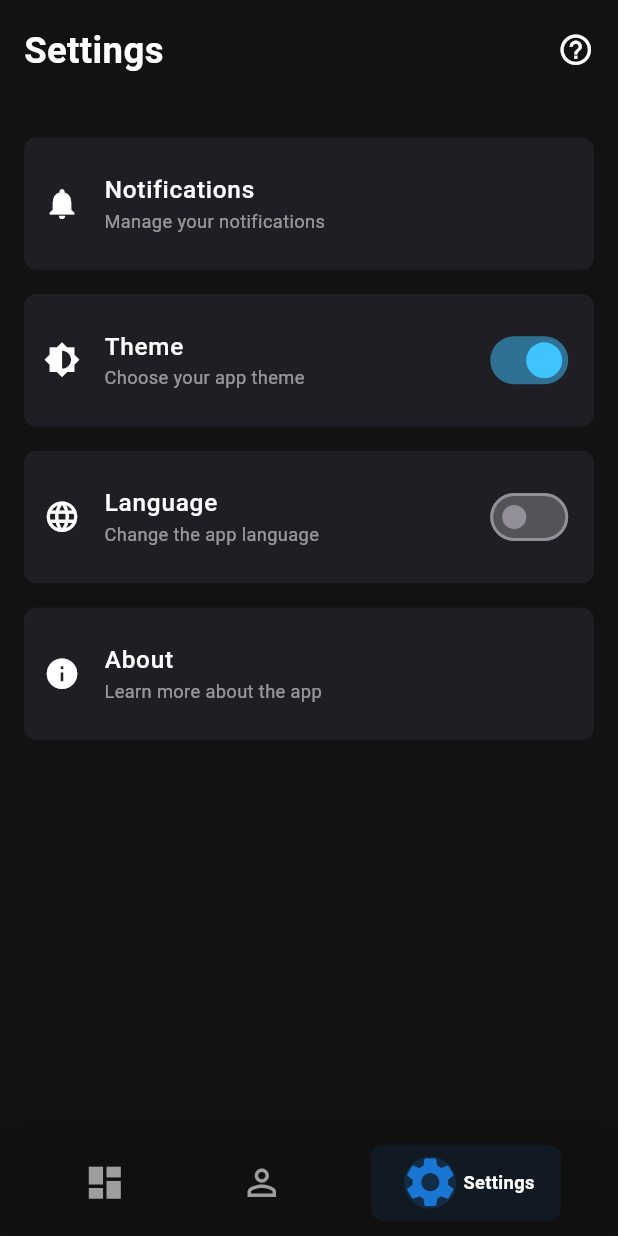
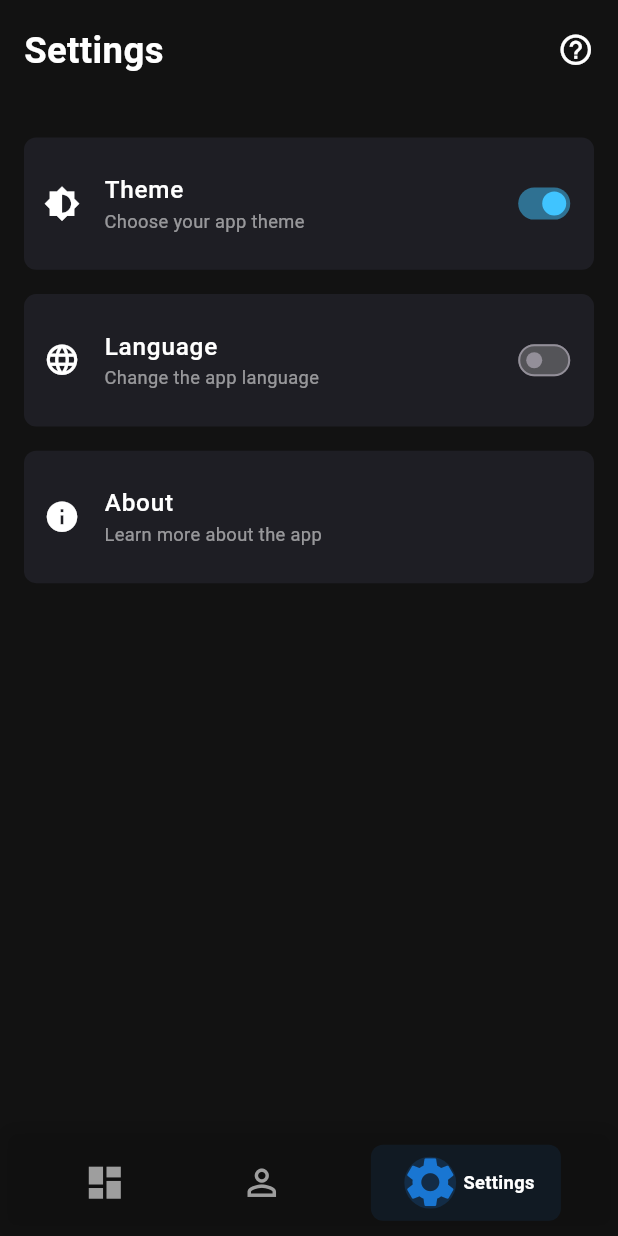
Before and after one commit to sayodaa/exam_zone, a Flutter app: the screen it shows after launch, item 3 of the bottom bar chosen, on a phone screen of 412 x 824 dp. Run offline on Flutter 3.47's test engine with Material 3 defaults, Android fonts, the phone set to English and light mode, and no system bars; our stand-ins replace animate_do, connectivity_plus, dartz, equatable, firebase_auth, firebase_core and 12 more; accounts and stored records are empty; project files that could hold a hidden picture were left out.

Commit message:
settings view

```diff
--- a/lib/core/routes/app_routes.dart
+++ b/lib/core/routes/app_routes.dart
@@ -56,7 +56,7 @@ class AppRoutes {
       case home:
         return BaseRoute(page: const HomeScreen());
       case settingsView:
-        return BaseRoute(page: const SettingsScreen());
+        return BaseRoute(page: const SettingsView());
       case overWall:
         return BaseRoute(page: const ExamResultsScreen());
       case examResultsStudentsScreen:
@@ -67,14 +67,10 @@ class AppRoutes {
             generatedQuestions: settings.arguments as List<QuestionModel>?,
           ),
         );
-        case generateQuestion:
-        return BaseRoute(
-          page: GenerateExamScreen(),
-        );
-        case essayAi:
-        return BaseRoute(
-          page: const EssayAiView(),
-        );
+      case generateQuestion:
+        return BaseRoute(page: GenerateExamScreen());
+      case essayAi:
+        return BaseRoute(page: const EssayAiView());
       case createExam:
         return BaseRoute(page: const CreateExamScreen());
       default:
--- a/lib/features/home/presentation/views/main_view.dart
+++ b/lib/features/home/presentation/views/main_view.dart
@@ -29,7 +29,7 @@ class _MainViewState extends State<MainView>
   final List<Widget> _screens = const [
     HomeScreen(),
     ProfileScreen(),
-    SettingsScreen(),
+    SettingsView(),
   ];
 
   final List<_NavBarItemData> _navItems = [
--- a/lib/features/settings/presentation/views/settings_screen.dart
+++ b/lib/features/settings/presentation/views/settings_screen.dart
@@ -1,120 +1,11 @@
 import 'package:flutter/material.dart';
-import 'package:flutter_screenutil/flutter_screenutil.dart';
-import 'package:graduation/constantes.dart';
-import 'package:graduation/core/common/animations/animate_do.dart';
-import 'package:graduation/core/common/widgets/custom_app_bar.dart';
-import 'package:graduation/core/extensions/context_extension.dart';
-import 'package:graduation/core/language/app_localizations.dart';
-import 'package:graduation/core/language/lang_keys.dart'; // Import LangKeys
-import 'package:graduation/core/styles/theme/theme_provider.dart';
-import 'package:graduation/features/settings/presentation/widgets/settings_tile.dart';
-import 'package:provider/provider.dart';
+import 'package:graduation/features/settings/presentation/views/widgets/settings_view_body.dart';
 
-class SettingsScreen extends StatelessWidget {
-  const SettingsScreen({super.key});
+class SettingsView extends StatelessWidget {
+  const SettingsView({super.key});
 
   @override
   Widget build(BuildContext context) {
-    final themeProvider = Provider.of<ThemeProvider>(context);
-    return Scaffold(
-      body: Padding(
-        padding: const EdgeInsets.all(AppConstantes.defaultPadding),
-        child: SafeArea(
-          child: Column(
-            spacing: 16.h,
-            children: [
-              CustomFadeInLeft(
-                duration: 300,
-                child: CustomAppBar(text: context.translate(LangKeys.settings)),
-              ),
-              SizedBox(height: 8.h),
-              CustomFadeInLeft(
-                duration: 300,
-                child: SettingsTile(
-                  icon: Icons.notifications,
-                  title:
-                      AppLocalizations.of(
-                        context,
-                      )?.translate(LangKeys.notifications) ??
-                      '',
-                  subtitle:
-                      AppLocalizations.of(
-                        context,
-                      )?.translate(LangKeys.manageNotifications) ??
-                      '',
-                ),
-              ),
-              CustomFadeInUp(
-                duration: 600,
-                child: SettingsTile(
-                  icon: Icons.brightness_6,
-                  title:
-                      AppLocalizations.of(context)?.translate(LangKeys.theme) ??
-                      '',
-                  subtitle:
-                      AppLocalizations.of(
-                        context,
-                      )?.translate(LangKeys.chooseTheme) ??
-                      '',
-                  trailing: Switch(
-                    value: themeProvider.isDarkMode,
-                    onChanged: (value) {
-                      themeProvider.toggleTheme();
-                    },
-                    activeColor: Theme.of(context).sliderTheme.thumbColor,
-                    inactiveTrackColor: Theme.of(
-                      context,
-                    ).sliderTheme.inactiveTrackColor,
-                  ),
-                ),
-              ),
-              CustomFadeInRight(
-                duration: 300,
-                child: SettingsTile(
-                  icon: Icons.language,
-                  title:
-                      AppLocalizations.of(
-                        context,
-                      )?.translate(LangKeys.language) ??
-                      '',
-                  subtitle:
-                      AppLocalizations.of(
-                        context,
-                      )?.translate(LangKeys.changeLanguage) ??
-                      '',
-                  trailing: Switch(
-                    value: themeProvider.currentLocale.languageCode == 'ar',
-                    onChanged: (value) {
-                      Provider.of<ThemeProvider>(
-                        context,
-                        listen: false,
-                      ).changeLanguage(value ? 'ar' : 'en');
-                    },
-                    activeColor: Theme.of(context).sliderTheme.thumbColor,
-                    inactiveTrackColor: Theme.of(
-                      context,
-                    ).sliderTheme.inactiveTrackColor,
-                  ),
-                ),
-              ),
-              CustomFadeInDown(
-                duration: 600,
-                child: SettingsTile(
-                  icon: Icons.info,
-                  title:
-                      AppLocalizations.of(context)?.translate(LangKeys.about) ??
-                      '',
-                  subtitle:
-                      AppLocalizations.of(
-                        context,
-                      )?.translate(LangKeys.learnMore) ??
-                      '',
-                ),
-              ),
-            ],
-          ),
-        ),
-      ),
-    );
+    return const Scaffold(body: SettingsViewBody());
   }
 }
--- /dev/null
+++ b/lib/features/settings/presentation/views/widgets/custom_switch.dart
@@ -0,0 +1,25 @@
+import 'package:flutter/material.dart';
+
+class CustomSwitch extends StatelessWidget {
+  const CustomSwitch({super.key, required this.value, required this.onChanged});
+
+  final bool value;
+  final ValueChanged<bool> onChanged;
+
+  @override
+  Widget build(BuildContext context) {
+    final theme = Theme.of(context).sliderTheme;
+    return SizedBox(
+      height: 32,
+      child: FittedBox(
+        fit: BoxFit.scaleDown,
+        child: Switch.adaptive(
+          value: value,
+          onChanged: onChanged,
+          activeColor: theme.thumbColor,
+          inactiveTrackColor: theme.inactiveTrackColor,
+        ),
+      ),
+    );
+  }
+}
--- /dev/null
+++ b/lib/features/settings/presentation/views/widgets/settings_view_body.dart
@@ -0,0 +1,118 @@
+import 'package:flutter/material.dart';
+import 'package:flutter_screenutil/flutter_screenutil.dart';
+import 'package:graduation/constantes.dart';
+import 'package:graduation/core/common/animations/animate_do.dart';
+import 'package:graduation/core/common/widgets/custom_app_bar.dart';
+import 'package:graduation/core/extensions/context_extension.dart';
+import 'package:graduation/core/language/app_localizations.dart';
+import 'package:graduation/core/language/lang_keys.dart';
+import 'package:graduation/features/settings/presentation/manager/theme_provider/theme_provider.dart';
+import 'package:graduation/features/settings/presentation/views/widgets/custom_switch.dart';
+import 'package:graduation/features/settings/presentation/views/widgets/settings_tile.dart';
+import 'package:provider/provider.dart';
+
+class SettingsViewBody extends StatelessWidget {
+  const SettingsViewBody({super.key});
+
+  @override
+  Widget build(BuildContext context) {
+    final themeProvider = Provider.of<ThemeProvider>(context);
+
+    return Padding(
+      padding: const EdgeInsets.all(AppConstantes.defaultPadding),
+      child: SafeArea(
+        child: Column(
+          spacing: 16.h,
+          children: [
+            CustomFadeInLeft(
+              duration: 300,
+              child: CustomAppBar(text: context.translate(LangKeys.settings)),
+            ),
+            SizedBox(height: 8.h),
+
+            // Notifications
+            // CustomFadeInLeft(
+            //   duration: 300,
+            //   child: SettingsTile(
+            //     icon: Icons.notifications,
+            //     title:
+            //         AppLocalizations.of(
+            //           context,
+            //         )?.translate(LangKeys.notifications) ??
+            //         '',
+            //     subtitle:
+            //         AppLocalizations.of(
+            //           context,
+            //         )?.translate(LangKeys.manageNotifications) ??
+            //         '',
+            //   ),
+            // ),
+
+            // Theme
+            CustomFadeInUp(
+              duration: 600,
+              child: SettingsTile(
+                icon: Icons.brightness_6,
+                title:
+                    AppLocalizations.of(context)?.translate(LangKeys.theme) ??
+                    '',
+                subtitle:
+                    AppLocalizations.of(
+                      context,
+                    )?.translate(LangKeys.chooseTheme) ??
+                    '',
+                trailing: CustomSwitch(
+                  value: themeProvider.isDarkMode,
+                  onChanged: (value) => themeProvider.toggleTheme(),
+                ),
+              ),
+            ),
+
+            // Language
+            CustomFadeInRight(
+              duration: 300,
+              child: SettingsTile(
+                icon: Icons.language,
+                title:
+                    AppLocalizations.of(
+                      context,
+                    )?.translate(LangKeys.language) ??
+                    '',
+                subtitle:
+                    AppLocalizations.of(
+                      context,
+                    )?.translate(LangKeys.changeLanguage) ??
+                    '',
+                trailing: CustomSwitch(
+                  value: themeProvider.currentLocale.languageCode == 'ar',
+                  onChanged: (value) {
+                    Provider.of<ThemeProvider>(
+                      context,
+                      listen: false,
+                    ).changeLanguage(value ? 'ar' : 'en');
+                  },
+                ),
+              ),
+            ),
+
+            // About
+            CustomFadeInDown(
+              duration: 600,
+              child: SettingsTile(
+                icon: Icons.info,
+                title:
+                    AppLocalizations.of(context)?.translate(LangKeys.about) ??
+                    '',
+                subtitle:
+                    AppLocalizations.of(
+                      context,
+                    )?.translate(LangKeys.learnMore) ??
+                    '',
+              ),
+            ),
+          ],
+        ),
+      ),
+    );
+  }
+}
```
Also changed, not shown: lib/app.dart (+5 -3 lines), lib/features/settings/presentation/views/widgets/settings_tile.dart (renamed from lib/features/settings/presentation/widgets/settings_tile.dart, +3 -10 lines), lib/features/settings/presentation/manager/theme_provider/theme_provider.dart (line endings or trailing spaces).
